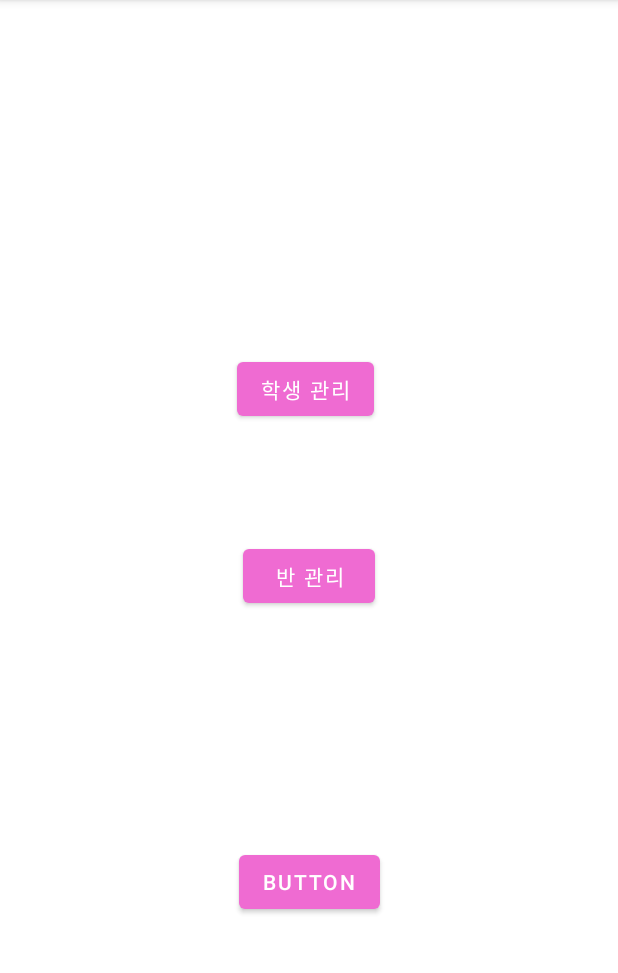
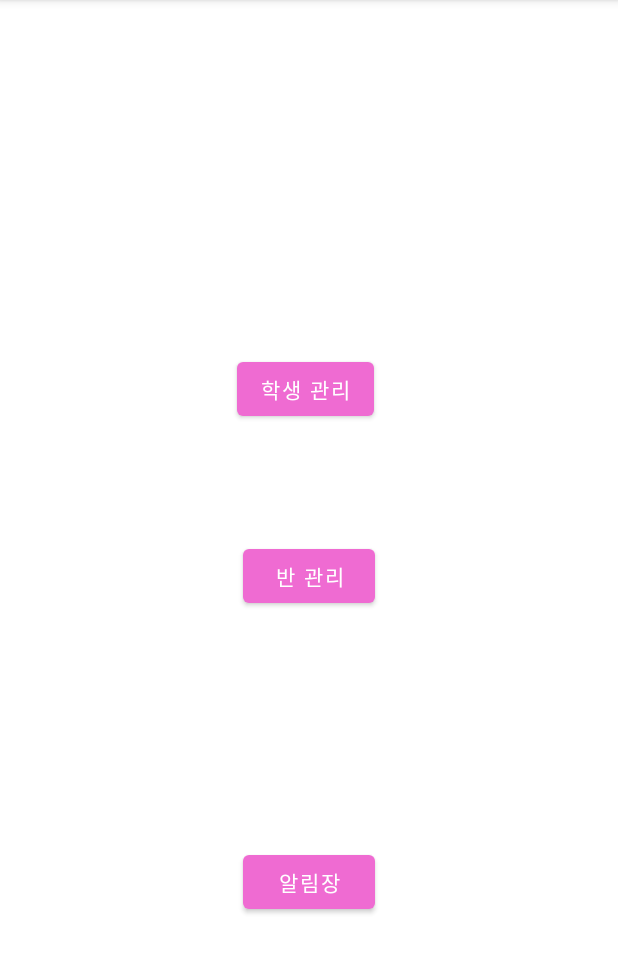
Before and after one commit to Jangjoonmo/mp-android-project-2022, an Android app: the screen it shows after launch (MainActivity), on a phone screen of 412 x 824 dp, the part 84-1057 px from its top. Run offline under Robolectric (Android 15) with nearby library versions, the phone set to English and light mode, and no system bars.

Commit message:
MODIFY board activities - seungwon

```diff
--- a/app/src/main/java/com/example/parentsletterproject/activity/MainActivity.java
+++ b/app/src/main/java/com/example/parentsletterproject/activity/MainActivity.java
@@ -3,25 +3,10 @@ package com.example.parentsletterproject.activity;
 import androidx.appcompat.app.AppCompatActivity;
 
 import android.content.Intent;
-import android.os.AsyncTask;
 import android.os.Bundle;
-import android.util.Log;
-import android.view.View;
 import android.widget.Button;
 
 import com.example.parentsletterproject.R;
-
-import org.w3c.dom.Document;
-import org.w3c.dom.Element;
-import org.w3c.dom.Node;
-import org.w3c.dom.NodeList;
-import org.xml.sax.SAXException;
-
-import java.io.IOException;
-
-import javax.xml.parsers.DocumentBuilder;
-import javax.xml.parsers.DocumentBuilderFactory;
-import javax.xml.parsers.ParserConfigurationException;
 
 public class MainActivity extends AppCompatActivity {
 
@@ -31,14 +16,22 @@ public class MainActivity extends AppCompatActivity {
         super.onCreate(savedInstanceState);
         setContentView(R.layout.activity_main);
 
-        String url = "https://open.neis.go.kr/hub/mealServiceDietInfo?KEY=c0dadaab5ff14ca48e48aa850bb3652a&Type=xml&pIndex=1&pSize=10&ATPT_OFCDC_SC_CODE=J10&SD_SCHUL_CODE=7751096";
-        OpenAPI dust = new OpenAPI(url);
-        dust.execute();
+//        String url = "https://open.neis.go.kr/hub/mealServiceDietInfo?KEY=c0dadaab5ff14ca48e48aa850bb3652a&Type=xml&pIndex=1&pSize=10&ATPT_OFCDC_SC_CODE=J10&SD_SCHUL_CODE=7751096";
+//        OpenAPI dust = new OpenAPI(url);
+//        dust.execute();
 
-        Button button = findViewById(R.id.button2);
+        Button button = findViewById(R.id.class_button);
         button.setOnClickListener(view -> {
             Intent intent = new Intent(getApplicationContext(), TeacherClassManagementActivity.class);
             startActivity(intent);
         });
+
+
+
+        Button button1 = findViewById(R.id.board_button);
+        button.setOnClickListener(view -> {
+            Intent intent = new Intent(getApplicationContext(), BoardListActivity.class);
+            startActivity(intent);
+        });
     }
 }
--- a/app/src/main/res/layout/activity_board_list.xml
+++ b/app/src/main/res/layout/activity_board_list.xml
@@ -1,8 +1,10 @@
 <?xml version="1.0" encoding="utf-8"?>
 <LinearLayout xmlns:android="http://schemas.android.com/apk/res/android"
     android:layout_width="match_parent"
+    xmlns:tools="http://schemas.android.com/tools"
     android:orientation="vertical"
-    android:layout_height="match_parent">
+    android:layout_height="match_parent"
+    tools:context=".activity.BoardListActivity">
 
     <ListView
         android:id="@+id/listView"
--- a/app/src/main/res/layout/activity_main.xml
+++ b/app/src/main/res/layout/activity_main.xml
@@ -7,7 +7,7 @@
     tools:context=".activity.MainActivity">
 
     <Button
-        android:id="@+id/button1"
+        android:id="@+id/class_button"
         android:layout_width="wrap_content"
         android:layout_height="wrap_content"
         android:text="반 관리"
@@ -17,7 +17,7 @@
         app:layout_constraintTop_toTopOf="parent" />
 
     <Button
-        android:id="@+id/button2"
+        android:id="@+id/stu_button"
         android:layout_width="wrap_content"
         android:layout_height="wrap_content"
         android:text="학생 관리"
@@ -29,12 +29,12 @@
         app:layout_constraintVertical_bias="0.327" />
 
     <Button
-        android:id="@+id/button3"
+        android:id="@+id/board_button"
         android:layout_width="wrap_content"
         android:layout_height="wrap_content"
-        android:text="Button"
+        android:text="알림장"
         app:layout_constraintBottom_toBottomOf="parent"
         app:layout_constraintEnd_toEndOf="parent"
         app:layout_constraintStart_toStartOf="parent"
-        app:layout_constraintTop_toBottomOf="@+id/button1" />
+        app:layout_constraintTop_toBottomOf="@+id/class_button" />
 </androidx.constraintlayout.widget.ConstraintLayout>
--- a/app/src/main/res/layout/activity_teacher_home.xml
+++ b/app/src/main/res/layout/activity_teacher_home.xml
@@ -38,7 +38,7 @@
         tools:ignore="TextContrastCheck" />
 
     <Button
-        android:id="@+id/button3"
+        android:id="@+id/board_button"
         android:layout_width="400dp"
         android:layout_height="55dp"
         android:background="@color/main_color"
@@ -65,7 +65,7 @@
         app:layout_constraintEnd_toEndOf="parent"
         app:layout_constraintHorizontal_bias="0.454"
         app:layout_constraintStart_toStartOf="parent"
-        app:layout_constraintTop_toBottomOf="@+id/button3"
+        app:layout_constraintTop_toBottomOf="@+id/board_button"
         app:layout_constraintVertical_bias="0.034"
         tools:ignore="TextContrastCheck" />
 
```
Also changed, not shown: app/src/main/AndroidManifest.xml (+6 -6 lines), app/src/main/java/com/example/parentsletterproject/activity/BoardRegisterActivity.java (+0 -9 lines).
